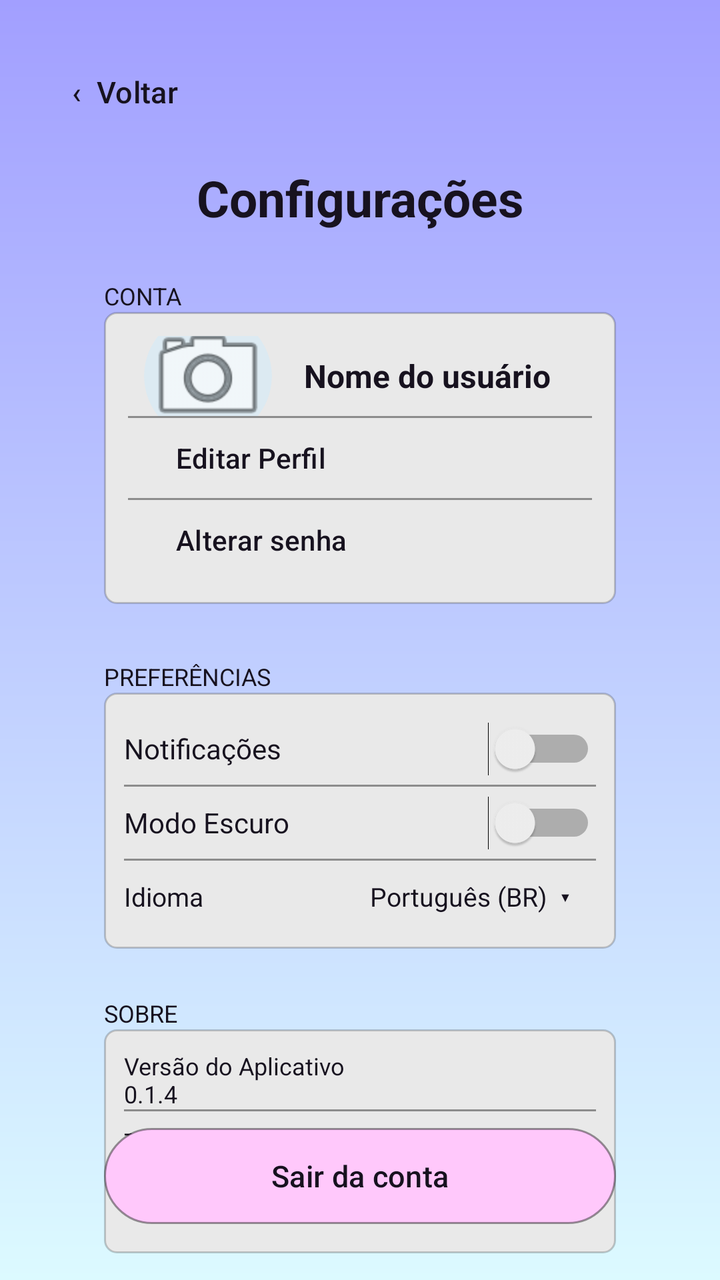
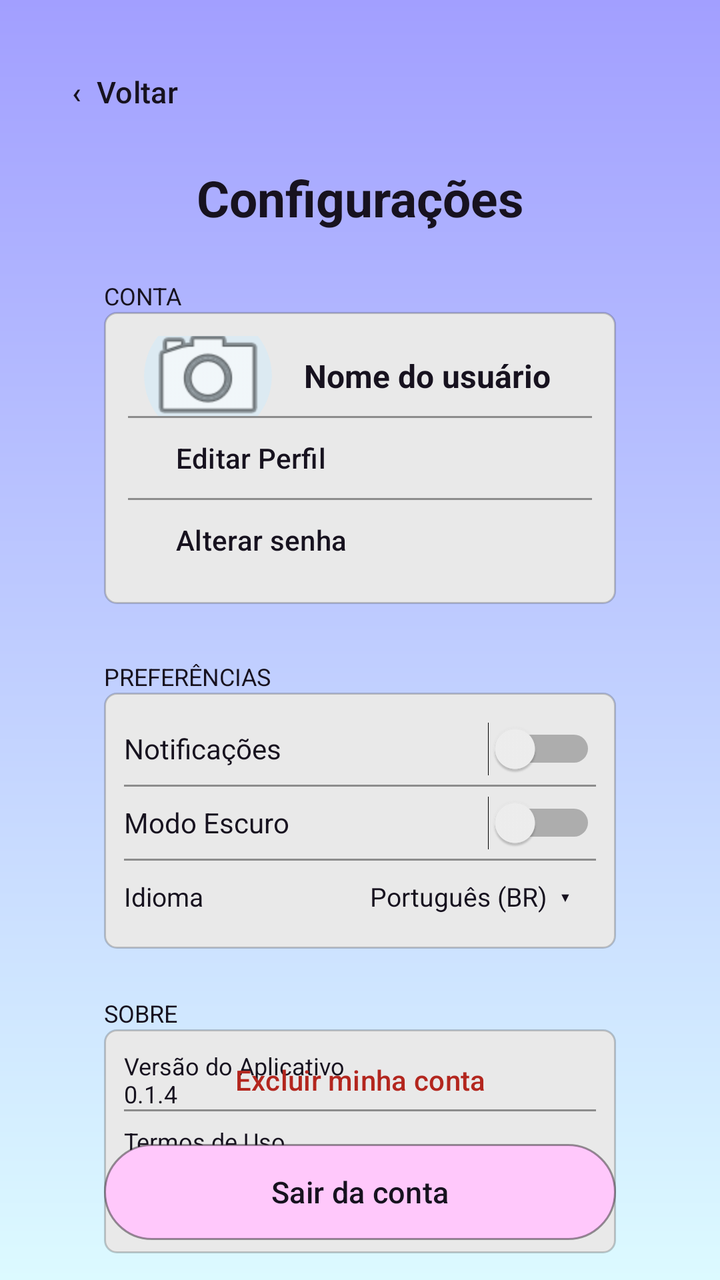

Compare the two renders of this Android layout. The source of the first and the diff that turns it into the second are given below.
<!-- AndroidManifest.xml: application theme Theme.FocaAi -->
<!-- res/layout/activity_configuracoes.xml -->
<?xml version="1.0" encoding="utf-8"?>
<androidx.constraintlayout.widget.ConstraintLayout
    xmlns:android="http://schemas.android.com/apk/res/android"
    xmlns:app="http://schemas.android.com/apk/res-auto"
    xmlns:tools="http://schemas.android.com/tools"
    android:id="@+id/main"
    android:layout_width="match_parent"
    android:layout_height="match_parent"
    android:background="@drawable/bg_foca_gradient"
    tools:context=".activities.ConfiguracoesActivity">

    
    <Button
        android:id="@+id/btnVoltarConfiguracoes"
        android:layout_width="wrap_content"
        android:layout_height="48dp"
        android:layout_marginStart="12dp"
        android:layout_marginTop="22dp"
        android:background="@android:color/transparent"
        android:text="‹  Voltar"
        android:textAllCaps="false"
        android:textColor="@color/foca_text"
        android:textSize="15sp"
        app:backgroundTint="@null"
        app:layout_constraintStart_toStartOf="parent"
        app:layout_constraintTop_toTopOf="parent" />

    
    <TextView
        android:id="@+id/txtTituloConfiguracoes"
        android:layout_width="wrap_content"
        android:layout_height="wrap_content"
        android:layout_marginTop="12dp"
        android:text="Configurações"
        android:textColor="@color/foca_text"
        android:textSize="25sp"
        android:textStyle="bold"
        app:layout_constraintTop_toBottomOf="@id/btnVoltarConfiguracoes"
        app:layout_constraintStart_toStartOf="parent"
        app:layout_constraintEnd_toEndOf="parent" />

    
    <TextView
        android:id="@+id/txtGrupoConta"
        android:layout_width="wrap_content"
        android:layout_height="wrap_content"
        android:layout_marginStart="52dp"
        android:layout_marginTop="24dp"
        android:text="CONTA"
        android:textColor="@color/foca_text"
        android:textSize="12sp"
        app:layout_constraintStart_toStartOf="parent"
        app:layout_constraintTop_toBottomOf="@id/txtTituloConfiguracoes" />

    
    <LinearLayout
        android:id="@+id/cardConta"
        android:layout_width="0dp"
        android:layout_height="146dp"
        android:layout_marginStart="52dp"
        android:layout_marginEnd="52dp"
        android:background="@drawable/card_foca"
        android:orientation="vertical"
        android:padding="12dp"
        app:layout_constraintTop_toBottomOf="@id/txtGrupoConta"
        app:layout_constraintStart_toStartOf="parent"
        app:layout_constraintEnd_toEndOf="parent">

        
        <LinearLayout
            android:layout_width="match_parent"
            android:layout_height="0dp"
            android:layout_weight="1"
            android:orientation="horizontal"
            android:gravity="center_vertical"
            android:paddingStart="8dp"
            android:paddingEnd="8dp">

            <ImageView
                android:id="@+id/imgFotoPerfil"
                android:layout_width="64dp"
                android:layout_height="64dp"
                android:background="@drawable/bg_avatar_foca"
                android:src="@android:drawable/ic_menu_camera"
                android:scaleType="centerCrop"
                android:clipToOutline="true"
                android:clickable="true"
                android:focusable="true"
                android:contentDescription="Foto do perfil. Toque para alterar." />

            <TextView
                android:id="@+id/txtUsuarioConfiguracoes"
                android:layout_width="0dp"
                android:layout_height="match_parent"
                android:layout_weight="1"
                android:layout_marginStart="16dp"
                android:gravity="center_vertical"
                android:text="Nome do usuário"
                android:textColor="@color/foca_text"
                android:textSize="16sp"
                android:textStyle="bold" />

        </LinearLayout>

        <View
            android:layout_width="match_parent"
            android:layout_height="1dp"
            android:background="#66000000" />

        
        <Button
            android:id="@+id/btnEditarPerfil"
            android:layout_width="match_parent"
            android:layout_height="40dp"
            android:background="@android:color/transparent"
            android:gravity="center_vertical"
            android:text="Editar Perfil"
            android:textAllCaps="false"
            android:textColor="@color/foca_text"
            android:textSize="14sp"
            app:backgroundTint="@null" />

        <View
            android:layout_width="match_parent"
            android:layout_height="1dp"
            android:background="#66000000" />

        
        <Button
            android:id="@+id/btnAlterarSenhaConfiguracoes"
            android:layout_width="match_parent"
            android:layout_height="40dp"
            android:background="@android:color/transparent"
            android:gravity="center_vertical"
            android:text="Alterar senha"
            android:textAllCaps="false"
            android:textColor="@color/foca_text"
            android:textSize="14sp"
            app:backgroundTint="@null" />

    </LinearLayout>

    
    <TextView
        android:id="@+id/txtGrupoPreferencias"
        android:layout_width="wrap_content"
        android:layout_height="wrap_content"
        android:layout_marginStart="52dp"
        android:layout_marginTop="28dp"
        android:text="PREFERÊNCIAS"
        android:textColor="@color/foca_text"
        android:textSize="12sp"
        app:layout_constraintStart_toStartOf="parent"
        app:layout_constraintTop_toBottomOf="@id/cardConta" />

    
    <LinearLayout
        android:id="@+id/cardPreferencias"
        android:layout_width="0dp"
        android:layout_height="128dp"
        android:layout_marginStart="52dp"
        android:layout_marginEnd="52dp"
        android:background="@drawable/card_foca"
        android:orientation="vertical"
        android:padding="10dp"
        app:layout_constraintTop_toBottomOf="@id/txtGrupoPreferencias"
        app:layout_constraintStart_toStartOf="parent"
        app:layout_constraintEnd_toEndOf="parent">

        <Switch
            android:id="@+id/switchNotificacoes"
            android:layout_width="match_parent"
            android:layout_height="36dp"
            android:text="Notificações"
            android:textColor="@color/foca_text"
            android:textSize="14sp" />

        <View
            android:layout_width="match_parent"
            android:layout_height="1dp"
            android:background="#66000000" />

        <Switch
            android:id="@+id/switchModoEscuro"
            android:layout_width="match_parent"
            android:layout_height="36dp"
            android:text="Modo Escuro"
            android:textColor="@color/foca_text"
            android:textSize="14sp" />

        <View
            android:layout_width="match_parent"
            android:layout_height="1dp"
            android:background="#66000000" />

        <TextView
            android:id="@+id/txtIdiomaConfiguracoes"
            android:layout_width="match_parent"
            android:layout_height="36dp"
            android:gravity="center_vertical"
            android:text="Idioma                         Português (BR)  ▾"
            android:textColor="@color/foca_text"
            android:textSize="13sp" />

    </LinearLayout>

    
    <TextView
        android:id="@+id/txtGrupoSobre"
        android:layout_width="wrap_content"
        android:layout_height="wrap_content"
        android:layout_marginStart="52dp"
        android:layout_marginTop="24dp"
        android:text="SOBRE"
        android:textColor="@color/foca_text"
        android:textSize="12sp"
        app:layout_constraintStart_toStartOf="parent"
        app:layout_constraintTop_toBottomOf="@id/cardPreferencias" />

    
    <LinearLayout
        android:id="@+id/cardSobre"
        android:layout_width="0dp"
        android:layout_height="112dp"
        android:layout_marginStart="52dp"
        android:layout_marginEnd="52dp"
        android:background="@drawable/card_foca"
        android:orientation="vertical"
        android:padding="10dp"
        app:layout_constraintTop_toBottomOf="@id/txtGrupoSobre"
        app:layout_constraintStart_toStartOf="parent"
        app:layout_constraintEnd_toEndOf="parent">

        <TextView
            android:layout_width="match_parent"
            android:layout_height="0dp"
            android:layout_weight="1"
            android:gravity="center_vertical"
            android:text="Versão do Aplicativo                                          0.1.4"
            android:textColor="@color/foca_text"
            android:textSize="12sp" />

        <View
            android:layout_width="match_parent"
            android:layout_height="1dp"
            android:background="#66000000" />

        <TextView
            android:layout_width="match_parent"
            android:layout_height="0dp"
            android:layout_weight="1"
            android:gravity="center_vertical"
            android:text="Termos de Uso"
            android:textColor="@color/foca_text"
            android:textSize="12sp" />

        <View
            android:layout_width="match_parent"
            android:layout_height="1dp"
            android:background="#66000000" />

        <TextView
            android:layout_width="match_parent"
            android:layout_height="0dp"
            android:layout_weight="1"
            android:gravity="center_vertical"
            android:text="Política de Privacidade"
            android:textColor="@color/foca_text"
            android:textSize="12sp" />

    </LinearLayout>

    
    <Button
        android:id="@+id/btnSairConta"
        android:layout_width="0dp"
        android:layout_height="48dp"
        android:layout_marginStart="52dp"
        android:layout_marginEnd="52dp"
        android:layout_marginBottom="28dp"
        android:background="@drawable/button_foca_pink"
        android:text="Sair da conta"
        android:textAllCaps="false"
        android:textColor="@color/foca_text"
        android:textSize="15sp"
        app:backgroundTint="@null"
        app:layout_constraintBottom_toBottomOf="parent"
        app:layout_constraintStart_toStartOf="parent"
        app:layout_constraintEnd_toEndOf="parent" />

</androidx.constraintlayout.widget.ConstraintLayout>
<!-- resources referenced by this layout -->
<resources>
  <color name="foca_text">#17121F</color>
  <!-- drawable bg_avatar_foca (drawable) -->
  <?xml version="1.0" encoding="utf-8"?>
  <shape xmlns:android="http://schemas.android.com/apk/res/android" android:shape="oval">
      <solid android:color="#DCEAF2" />
  </shape>
  <!-- drawable bg_foca_gradient (drawable) -->
  <?xml version="1.0" encoding="utf-8"?>
  <shape xmlns:android="http://schemas.android.com/apk/res/android" android:shape="rectangle">
      <gradient android:angle="270" android:startColor="#A29FFF" android:endColor="#DCFAFF" android:type="linear" />
  </shape>
  <!-- drawable button_foca_pink (drawable) -->
  <?xml version="1.0" encoding="utf-8"?>
  <shape xmlns:android="http://schemas.android.com/apk/res/android" android:shape="rectangle">
      <solid android:color="#FFC8FB" />
      <corners android:radius="25dp" />
      <stroke android:width="1dp" android:color="#66000000" />
  </shape>
  <!-- drawable card_foca (drawable) -->
  <?xml version="1.0" encoding="utf-8"?>
  <shape xmlns:android="http://schemas.android.com/apk/res/android" android:shape="rectangle">
      <solid android:color="#E9E9E9" />
      <corners android:radius="6dp" />
      <stroke android:width="1dp" android:color="#33000000" />
  </shape>
  <style name="Theme.FocaAi" parent="Base.Theme.FocaAi" />
  <style name="Base.Theme.FocaAi" parent="Theme.Material3.DayNight.NoActionBar">
          
          
      </style>
</resources>

<!-- the commit's change to res/layout/activity_configuracoes.xml (unified diff, before → after) -->
@@ -270,6 +270,23 @@
 
     </LinearLayout>
 
+    <Button
+        android:id="@+id/btnExcluirConta"
+        android:layout_width="0dp"
+        android:layout_height="48dp"
+        android:layout_marginStart="52dp"
+        android:layout_marginEnd="52dp"
+        android:layout_marginBottom="8dp"
+        android:background="@android:color/transparent"
+        android:text="Excluir minha conta"
+        android:textAllCaps="false"
+        android:textColor="#B3261E"
+        android:textSize="14sp"
+        app:backgroundTint="@null"
+        app:layout_constraintBottom_toTopOf="@id/btnSairConta"
+        app:layout_constraintStart_toStartOf="parent"
+        app:layout_constraintEnd_toEndOf="parent" />
+
     
     <Button
         android:id="@+id/btnSairConta"
@@ -277,7 +294,7 @@
         android:layout_height="48dp"
         android:layout_marginStart="52dp"
         android:layout_marginEnd="52dp"
-        android:layout_marginBottom="28dp"
+        android:layout_marginBottom="20dp"
         android:background="@drawable/button_foca_pink"
         android:text="Sair da conta"
         android:textAllCaps="false"
